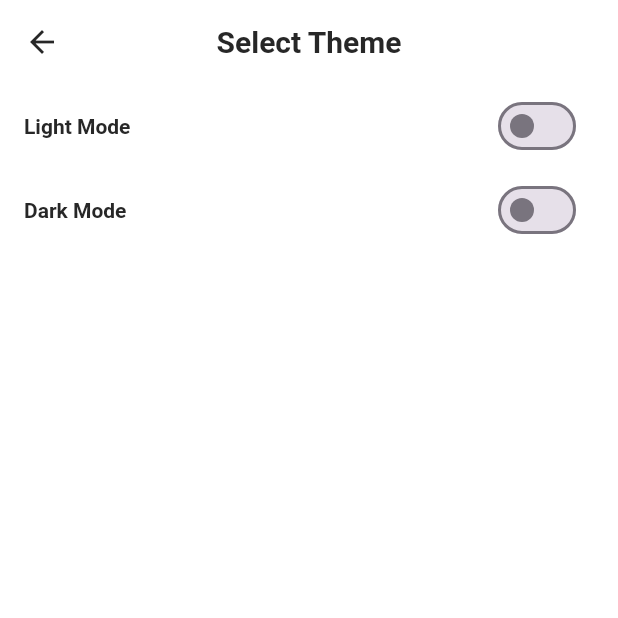
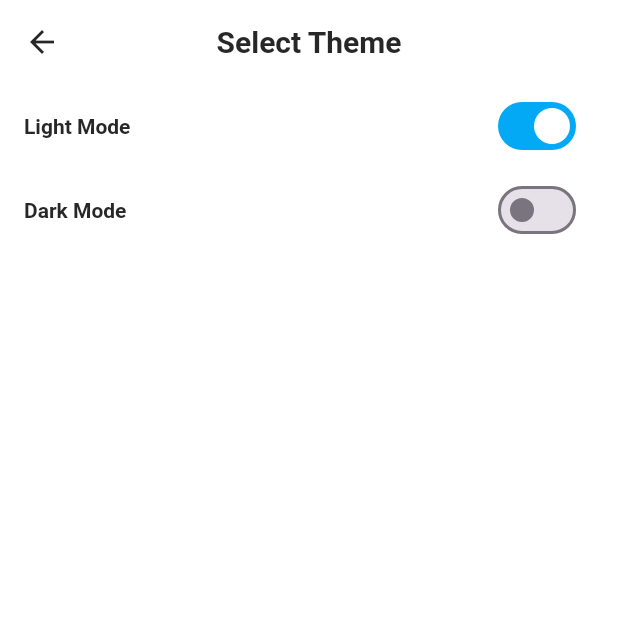
Before and after one commit to jarnbring/checkgrid, a Flutter app: the SettingsPage screen opened directly with empty values, after a tap on "Appearance", on a phone screen of 412 x 824 dp, the top half of it. Run offline on Flutter 3.47's test engine with Material 3 defaults, Android fonts, the phone set to English and light mode, and no system bars; our stand-ins replace device_preview, flutter_spinkit, font_awesome_flutter, shared_preferences; missing offline and left inert: flame; accounts and stored records are empty.

Commit message:
Fixed darkmode lightmode bug

```diff
--- a/gamename/lib/main.dart
+++ b/gamename/lib/main.dart
@@ -2,6 +2,7 @@ import 'package:device_preview/device_preview.dart';
 import 'package:flutter/material.dart';
 import 'package:flutter/foundation.dart';
 import 'package:gamename/pages/menu_page.dart';
+import 'package:shared_preferences/shared_preferences.dart';
 
 void main() async {
   WidgetsFlutterBinding.ensureInitialized();
@@ -32,12 +33,30 @@ class _MyAppState extends State<MyApp> {
   final Color lightmodeBackgroundColor = Colors.white;
   final Color lightmodeTextColor = const Color.fromARGB(255, 39, 39, 39);
 
-  ThemeMode _themeMode = ThemeMode.system;
+  ThemeMode? _themeMode;
+
+    Future<void> _loadThemeMode() async {
+    final prefs = await SharedPreferences.getInstance();
+    final themeString = prefs.getString('theme_mode') ?? 'ThemeMode.system';
+    final themeMode = ThemeMode.values.firstWhere(
+      (e) => e.toString() == themeString,
+      orElse: () => ThemeMode.system,
+    );
+    setState(() {
+      _themeMode = themeMode;
+    });
+  }
 
   void _handleThemeChange(ThemeMode themeMode) {
     setState(() {
       _themeMode = themeMode;
     });
+  }
+
+  @override
+  void initState() {
+    super.initState();
+    _loadThemeMode();
   }
 
   @override
@@ -68,7 +87,7 @@ class _MyAppState extends State<MyApp> {
         textTheme: TextTheme(bodyMedium: TextStyle(color: darkmodeTextColor)),
       ),
       themeMode: _themeMode,
-      home: MenuPage(onThemeChanged: _handleThemeChange),
+      home: MenuPage(onThemeChanged: _handleThemeChange, themeMode: _themeMode),
     );
   }
 }
--- a/gamename/lib/pages/menu_page.dart
+++ b/gamename/lib/pages/menu_page.dart
@@ -6,8 +6,9 @@ import 'package:url_launcher/url_launcher.dart';
 
 class MenuPage extends StatefulWidget {
   final void Function(ThemeMode themeMode) onThemeChanged;
+  final ThemeMode? themeMode;
 
-  const MenuPage({super.key, required this.onThemeChanged});
+  const MenuPage({super.key, required this.onThemeChanged, required this.themeMode});
 
   @override
   State<MenuPage> createState() => _MenuPageState();
@@ -172,7 +173,7 @@ class _MenuPageState extends State<MenuPage> {
             const SizedBox(height: 75),
             menuButton("Play", GamePage()),
             const SizedBox(height: 50),
-            menuButton("Settings", SettingsPage(onThemeChanged: widget.onThemeChanged)),
+            menuButton("Settings", SettingsPage(onThemeChanged: widget.onThemeChanged, themeMode: widget.themeMode)),
             const SizedBox(height: 50),
             menuButton("Feedback", GamePage()),
             const Spacer(),
--- a/gamename/lib/pages/settings_page.dart
+++ b/gamename/lib/pages/settings_page.dart
@@ -3,8 +3,9 @@ import 'package:gamename/pages/theme_seleciton.dart';
 
 class SettingsPage extends StatelessWidget {
   final void Function(ThemeMode themeMode) onThemeChanged;
+  final ThemeMode? themeMode;
 
-  const SettingsPage({super.key, required this.onThemeChanged});
+  const SettingsPage({super.key, required this.onThemeChanged, required this.themeMode});
 
   @override
   Widget build(BuildContext context) {
@@ -38,6 +39,7 @@ class SettingsPage extends StatelessWidget {
                       builder:
                           (context) => ThemeSelectionPage(
                             onThemeChanged: onThemeChanged,
+                            themeMode: themeMode,
                           ),
                     ),
                   );
--- a/gamename/lib/pages/theme_seleciton.dart
+++ b/gamename/lib/pages/theme_seleciton.dart
@@ -3,35 +3,21 @@ import 'package:shared_preferences/shared_preferences.dart';
 
 class ThemeSelectionPage extends StatefulWidget {
   final void Function(ThemeMode themeMode) onThemeChanged;
+  final ThemeMode? themeMode;
 
-  const ThemeSelectionPage({
-    super.key,
-    required this.onThemeChanged,
-  });
+  const ThemeSelectionPage({super.key, required this.onThemeChanged, required this.themeMode});
 
   @override
   ThemeSelectionPageState createState() => ThemeSelectionPageState();
 }
 
 class ThemeSelectionPageState extends State<ThemeSelectionPage> {
-  ThemeMode _selectedTheme = ThemeMode.system;
+  ThemeMode? _selectedTheme;
 
   @override
   void initState() {
     super.initState();
-    _loadThemeMode();
-  }
-
-  Future<void> _loadThemeMode() async {
-    final prefs = await SharedPreferences.getInstance();
-    final themeString = prefs.getString('theme_mode') ?? 'ThemeMode.system';
-    final themeMode = ThemeMode.values.firstWhere(
-      (e) => e.toString() == themeString,
-      orElse: () => ThemeMode.system,
-    );
-    setState(() {
-      _selectedTheme = themeMode;
-    });
+    _selectedTheme = widget.themeMode;
   }
 
   Future<void> _saveThemeMode(ThemeMode themeMode) async {
```
